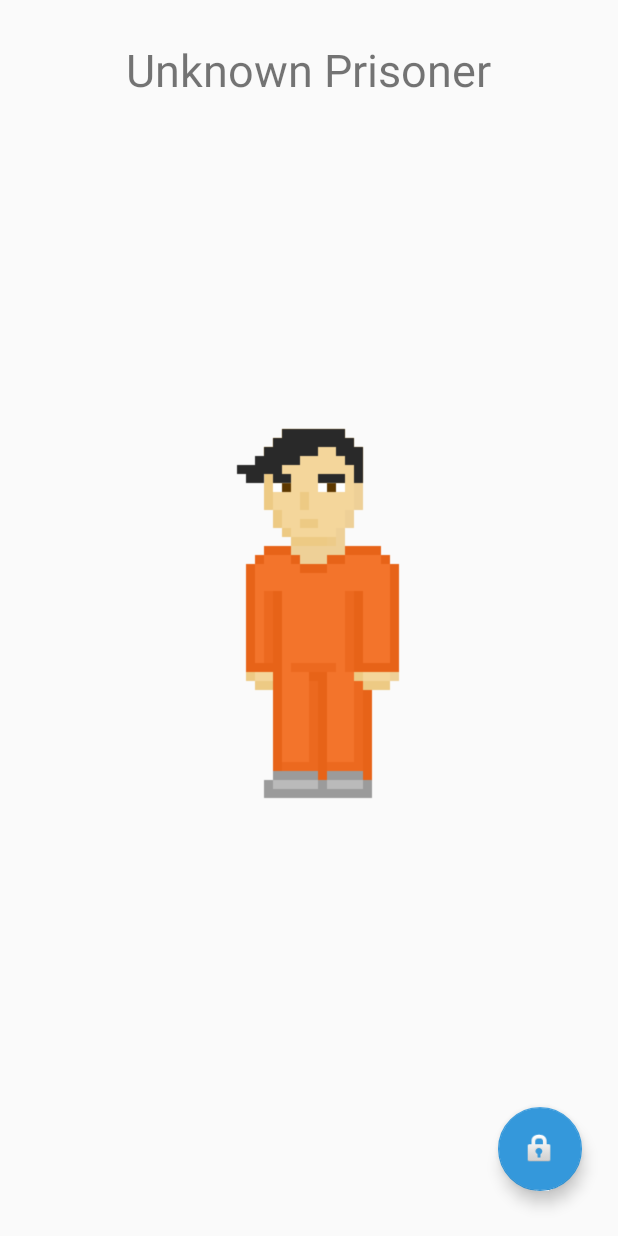
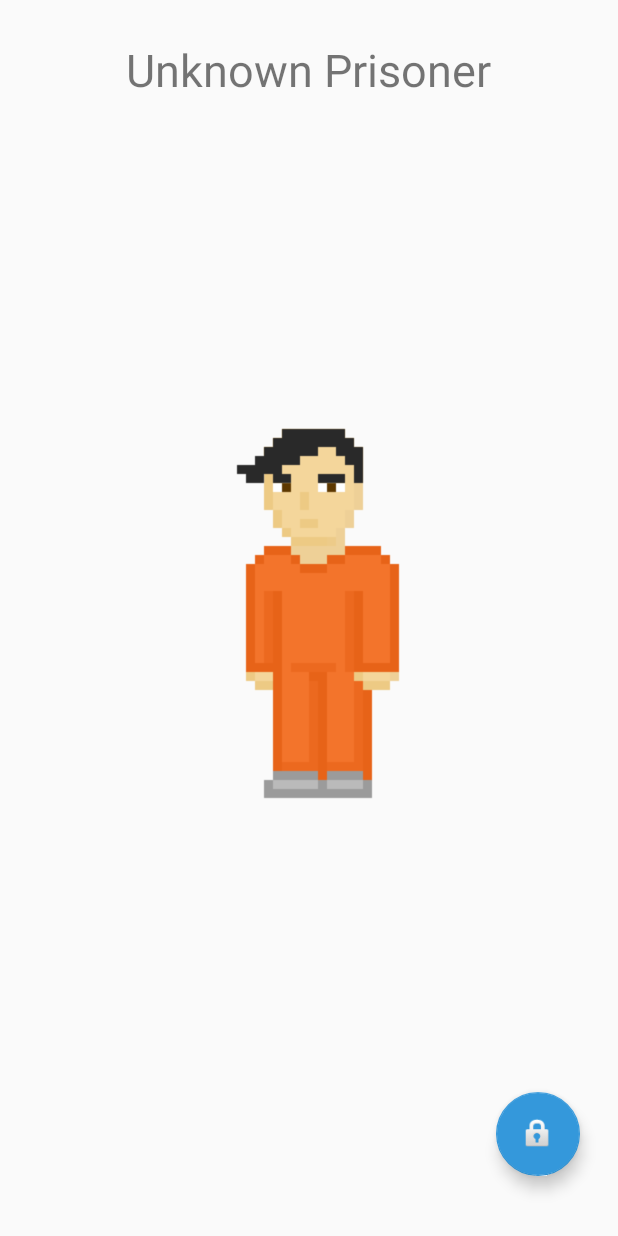
Before and after one commit to dannylui91/CatchEmAll, an Android app: the layout activity_prisoner_encounter.xml on its own in the app's theme, with its tools: preview values and no code run, on a phone screen of 412 x 824 dp. Run offline under Robolectric (Android 15) with nearby library versions, the phone set to English and light mode, and no system bars.

Commit message:
matched fab margins

```diff
--- a/app/src/main/res/layout/activity_prisoner_encounter.xml
+++ b/app/src/main/res/layout/activity_prisoner_encounter.xml
@@ -84,20 +84,28 @@
                 android:layout_alignParentTop="true"
                 android:layout_centerHorizontal="true" />
 
-            <android.support.design.widget.FloatingActionButton
-                android:id="@+id/fab_capture_prisoner"
-                android:layout_gravity="bottom|end"
-                android:src="@android:drawable/ic_lock_idle_lock"
-                android:layout_marginLeft="@dimen/fab_margin"
-                android:layout_marginRight="24dp"
-                android:layout_width="56dp"
-                android:layout_height="56dp"
-                android:layout_alignParentBottom="true"
-                android:layout_alignParentEnd="true"
-                android:layout_marginBottom="30dp" />
+
 
         </RelativeLayout>
 
+        <RelativeLayout
+            android:layout_width="match_parent"
+            android:layout_height="match_parent">
+
+
+
+        </RelativeLayout>
+
+        <android.support.design.widget.FloatingActionButton
+            android:id="@+id/fab_capture_prisoner"
+            android:src="@android:drawable/ic_lock_idle_lock"
+            android:layout_marginLeft="@dimen/fab_margin"
+            android:layout_marginRight="25dp"
+            android:layout_width="56dp"
+            android:layout_height="56dp"
+            android:layout_alignParentBottom="true"
+            android:layout_alignParentEnd="true"
+            android:layout_marginBottom="40dp" />
         <!--  Place the objects you want on the top here -->
 
     </RelativeLayout>
```
